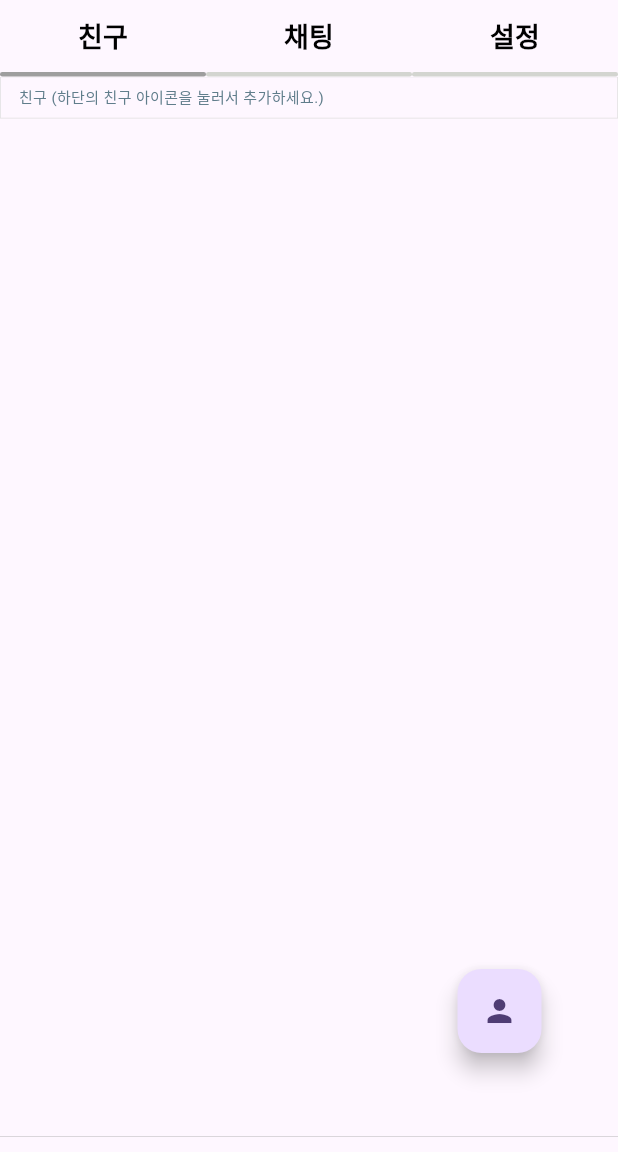
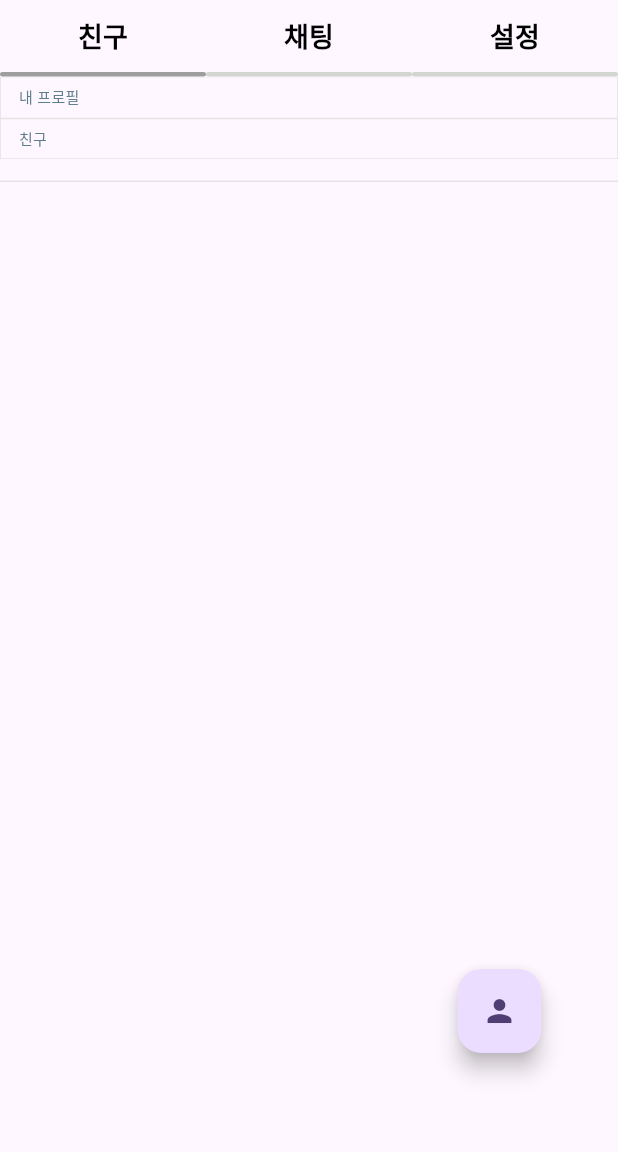
Before and after one commit to mmol93/flutter_self_talk, a Flutter app: the screen it shows after launch, after a tap on the "person" icon, on a phone screen of 412 x 824 dp, the part 84-1236 px from its top. Run offline on Flutter 3.47's test engine with Material 3 defaults, Android fonts, the phone set to English and light mode, and no system bars; drawn by our look-alikes of smooth_page_indicator; our stand-ins replace flutter_riverpod, google_fonts, image_picker, logger, sqflite; accounts and stored records are empty.

```diff
--- a/lib/models/friend.dart
+++ b/lib/models/friend.dart
@@ -5,12 +5,14 @@ class Friend {
   final String name;
   String message;
   String profileImgPath;
+  int me;
 
   Friend({
     required this.id,
     required this.name,
     this.message = "",
-    this.profileImgPath = Strings.defaultProfileImgPath
+    this.profileImgPath = Strings.defaultProfileImgPath,
+    this.me = 0
   });
 
   Map<String, dynamic> toMap() {
@@ -19,6 +21,7 @@ class Friend {
       'name': name,
       'message': message,
       'profileImgPath': profileImgPath,
+      'me': me
     };
   }
 
@@ -28,6 +31,11 @@ class Friend {
       name: map['name'],
       message: map['message'],
       profileImgPath: map['profileImgPath'],
+      me: map['me']
     );
   }
+  @override
+  String toString() {
+    return "Friend(id: $id, name: $name, message: $message, profileImgPath: $profileImgPath, me: $me)";
+  }
 }
--- a/lib/repository/friend_repository.dart
+++ b/lib/repository/friend_repository.dart
@@ -19,4 +19,8 @@ class FriendRepository {
   Future<void> deleteFriend(String id) async {
     return _friendDb.deleteFriend(id);
   }
+
+  Future<void> updateMyProfile() async {
+    return _friendDb.updateMyProfile();
+  }
 }
--- a/lib/screens/home/friend_screen.dart
+++ b/lib/screens/home/friend_screen.dart
@@ -1,4 +1,3 @@
-import 'package:flutter/cupertino.dart';
 import 'package:flutter/material.dart';
 import 'package:flutter_riverpod/flutter_riverpod.dart';
 import 'package:self_talk/models/friend.dart';
@@ -18,8 +17,8 @@ class _FriendScreen extends ConsumerState<FriendScreen> {
   @override
   Widget build(BuildContext context) {
     final viewModel = ref.watch(friendViewModelProvider.notifier);
-    final friends = ref.watch(friendViewModelProvider);
-
+    final friends = ref.watch(friendViewModelProvider).where((friend) => friend.me == 0).toList();
+    final myProfile = ref.watch(friendViewModelProvider).where((friend) => friend.me == 1).toList();
     return Scaffold(
       body: Expanded(
           child: Column(
@@ -31,7 +30,31 @@ class _FriendScreen extends ConsumerState<FriendScreen> {
             width: double.infinity,
             padding: const EdgeInsets.symmetric(horizontal: 12, vertical: 6),
             child: const Text(
-              "친구 (하단의 친구 아이콘을 눌러서 추가하세요.)",
+              "내 프로필",
+              style: TextStyle(fontSize: 10, color: Colors.blueGrey),
+            ),
+          ),
+          if (myProfile.isNotEmpty)
+            Container(
+              padding: const EdgeInsets.symmetric(vertical: 6, horizontal: 4),
+              child: FriendItem(
+                friend: Friend(
+                  // 내 프로필은 반드시 1개만 존재하기 때문에
+                  id: myProfile.first.id,
+                  name: myProfile.first.name,
+                  message: myProfile.first.message,
+                  profileImgPath: myProfile.first.profileImgPath,
+                ),
+              ),
+            ),
+          Container(
+            decoration: BoxDecoration(
+                shape: BoxShape.rectangle,
+                border: Border.all(color: Colors.grey.shade300, width: 0.5)),
+            width: double.infinity,
+            padding: const EdgeInsets.symmetric(horizontal: 12, vertical: 6),
+            child: const Text(
+              "친구",
               style: TextStyle(fontSize: 10, color: Colors.blueGrey),
             ),
           ),
@@ -39,18 +62,21 @@ class _FriendScreen extends ConsumerState<FriendScreen> {
             height: 0.5,
             margin: const EdgeInsets.symmetric(vertical: 2),
           ),
+          if (friends.isNotEmpty)
             Expanded(
               child: ListView.separated(
                 shrinkWrap: true,
                 itemBuilder: (context, index) {
                   return Container(
-                  padding: const EdgeInsets.symmetric(vertical: 2, horizontal: 4),
+                    padding:
+                        const EdgeInsets.symmetric(vertical: 2, horizontal: 4),
                     child: FriendItem(
-                    friends: Friend(
+                      friend: Friend(
                         id: friends[index].id,
                         name: friends[index].name,
                         message: friends[index].message,
-                        profileImgPath: friends[index].profileImgPath),
+                        profileImgPath: friends[index].profileImgPath,
+                      ),
                     ),
                   );
                 },
@@ -75,6 +101,10 @@ class _FriendScreen extends ConsumerState<FriendScreen> {
           onPressed: () {
             slideNavigateStateful(context, AddFriendScreen(
               friend: (createdFriend) {
+                if (createdFriend.me == 1) {
+                  // 내 프로필로 설정했다면 기존 '내 프로필'을 친구로 바꿔야한다.
+                  viewModel.updateMyProfile();
+                }
                 viewModel.insertFriend(createdFriend);
               },
             ));
--- a/lib/screens/home/main.dart
+++ b/lib/screens/home/main.dart
@@ -1,6 +1,7 @@
 import 'package:flutter/material.dart';
 import 'package:flutter_riverpod/flutter_riverpod.dart';
 import 'package:google_fonts/google_fonts.dart';
+
 import 'package:self_talk/screens/chat/chat_list_screen.dart';
 import 'package:self_talk/screens/home/friend_screen.dart';
 import 'package:smooth_page_indicator/smooth_page_indicator.dart';
--- a/lib/viewModel/friend_viewModel.dart
+++ b/lib/viewModel/friend_viewModel.dart
@@ -32,4 +32,10 @@ class FriendViewModel extends StateNotifier<List<Friend>> {
       getFriend();
     });
   }
+
+  void updateMyProfile() {
+    _friendRepository.updateMyProfile().then((value) {
+      getFriend();
+    });
+  }
 }
```
Also changed, not shown: lib/database/friend_database.dart (+19 -3 lines), lib/screens/home/add_friend_screen.dart (+27 -2 lines), lib/utils/MyLogger.dart (added, +23 -0 lines), lib/widgets/home/item_friend.dart (+6 -6 lines). Lines whose indentation alone changed are shown as unchanged.
